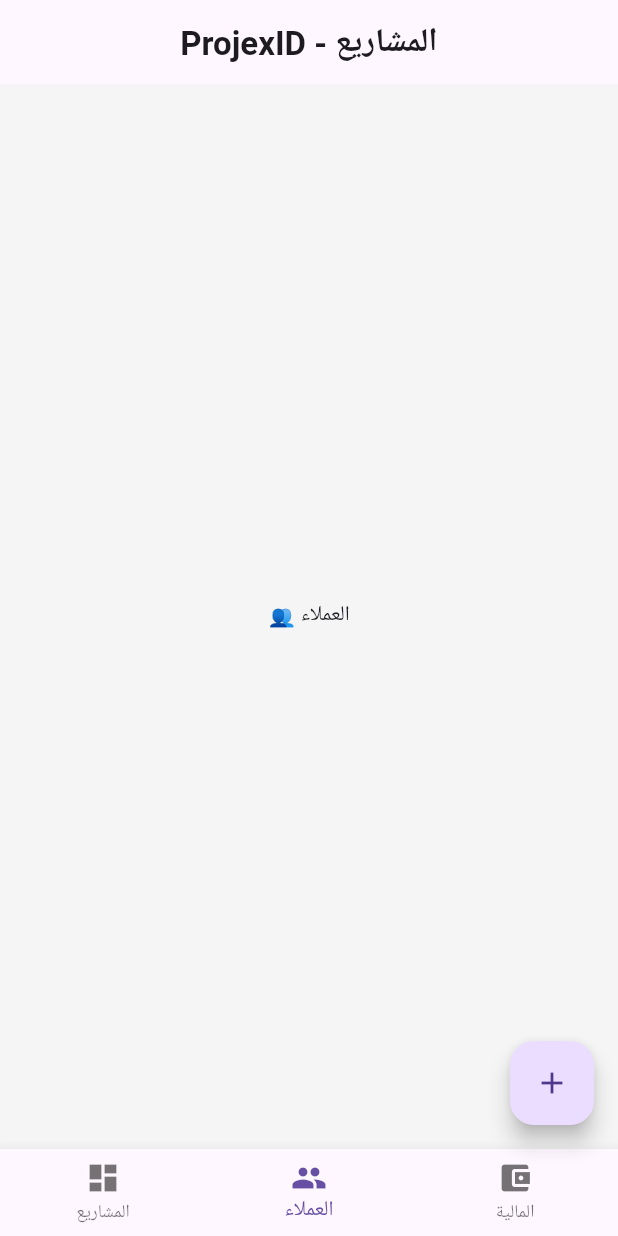
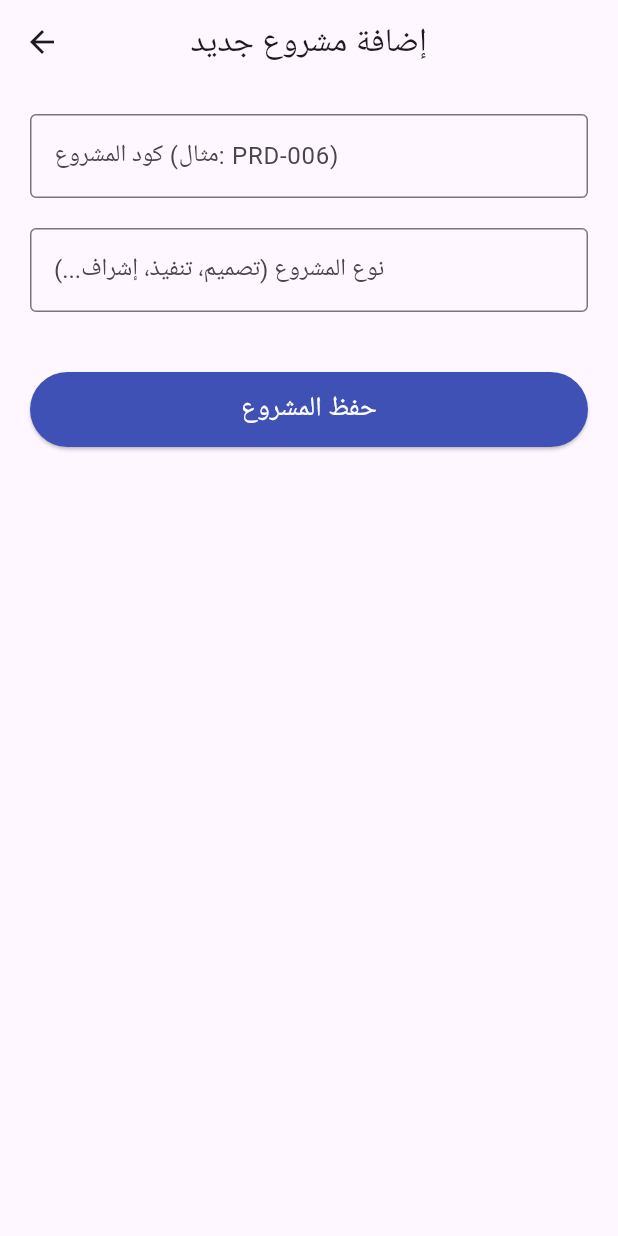
Before and after one commit to MD-Osman/muhendis, a Flutter app: the screen it shows after launch, item 2 of the bottom bar chosen, after a tap on the "add" icon, on a phone screen of 412 x 824 dp. Run offline on Flutter 3.47's test engine with Material 3 defaults, Android fonts, the phone set to English and light mode, and no system bars; network calls fail; Roboto replaces fonts that are missing (Cairo).

Commit message:
feat: add create project screen and implement POST method in API

```diff
--- /dev/null
+++ b/lib/screens/add_project_screen.dart
@@ -0,0 +1,96 @@
+import 'package:flutter/material.dart';
+import '../services/api_service.dart';
+
+class AddProjectScreen extends StatefulWidget {
+  const AddProjectScreen({super.key});
+
+  @override
+  State<AddProjectScreen> createState() => _AddProjectScreenState();
+}
+
+class _AddProjectScreenState extends State<AddProjectScreen> {
+  final ApiService apiService = ApiService();
+
+  // وحدات التحكم لقراءة النص من الحقول
+  final TextEditingController codeController = TextEditingController();
+  final TextEditingController typeController = TextEditingController();
+
+  bool isLoading = false;
+
+  void saveProject() async {
+    if (codeController.text.isEmpty || typeController.text.isEmpty) {
+      ScaffoldMessenger.of(context).showSnackBar(
+        const SnackBar(content: Text('الرجاء إدخال كود ونوع المشروع')),
+      );
+      return;
+    }
+
+    setState(() => isLoading = true);
+
+    // تجهيز البيانات لإرسالها
+    Map<String, dynamic> newProject = {
+      "project_code": codeController.text,
+      "task_type_key": typeController.text,
+      "status": "قيد الانتظار", // قيمة افتراضية
+      "progress": 0 // قيمة افتراضية للتقدم
+    };
+
+    bool success = await apiService.createProject(newProject);
+
+    setState(() => isLoading = false);
+
+    if (success) {
+      if (mounted) {
+        Navigator.pop(context, true); // إغلاق الشاشة وإرسال إشارة نجاح للشاشة السابقة
+      }
+    } else {
+      if (mounted) {
+        ScaffoldMessenger.of(context).showSnackBar(
+          const SnackBar(content: Text('فشل في إضافة المشروع! قد يكون الكود مكرراً.')),
+        );
+      }
+    }
+  }
+
+  @override
+  Widget build(BuildContext context) {
+    return Scaffold(
+      appBar: AppBar(
+        title: const Text('إضافة مشروع جديد'),
+        centerTitle: true,
+      ),
+      body: Padding(
+        padding: const EdgeInsets.all(20.0),
+        child: Column(
+          children: [
+            TextField(
+              controller: codeController,
+              decoration: const InputDecoration(
+                labelText: 'كود المشروع (مثال: PRD-006)',
+                border: OutlineInputBorder(),
+              ),
+            ),
+            const SizedBox(height: 20),
+            TextField(
+              controller: typeController,
+              decoration: const InputDecoration(
+                labelText: 'نوع المشروع (تصميم، تنفيذ، إشراف...)',
+                border: OutlineInputBorder(),
+              ),
+            ),
+            const SizedBox(height: 40),
+            SizedBox(
+              width: double.infinity,
+              height: 50,
+              child: ElevatedButton(
+                onPressed: isLoading ? null : saveProject,
+                style: ElevatedButton.styleFrom(backgroundColor: Colors.indigo),
+                child: isLoading ? const CircularProgressIndicator(color: Colors.white) : const Text('حفظ المشروع', style: TextStyle(fontSize: 18, color: Colors.white)),
+              ),
+            )
+          ],
+        ),
+      ),
+    );
+  }
+}
--- a/lib/screens/home_screen.dart
+++ b/lib/screens/home_screen.dart
@@ -2,6 +2,7 @@
 import '../models/project_model.dart';
 import '../services/api_service.dart';
 import '../widgets/project_card.dart';
+import 'add_project_screen.dart';
 
 class HomeScreen extends StatefulWidget {
   const HomeScreen({super.key});
@@ -63,10 +64,25 @@
         ],
       ),
       floatingActionButton: FloatingActionButton(
-        onPressed: () {
-          // هنا ستضيف لاحقاً زر لإضافة مشروع جديد
+        onPressed: () async {
+          // ننتظر حتى تعود الشاشة، إذا عادت بـ true نقوم بتحديث القائمة
+          final result = await Navigator.push(
+            context,
+            MaterialPageRoute(builder: (context) => const AddProjectScreen()),
+          );
+
+          if (result == true) {
+            setState(() {
+              // إعادة جلب المشاريع من السيرفر لتحديث الشاشة
+              futureProjects = apiService.fetchProjects();
+            });
+            ScaffoldMessenger.of(context).showSnackBar(
+              const SnackBar(content: Text('✅ تم إضافة المشروع بنجاح!')),
+            );
+          }
         },
-        child: const Icon(Icons.add),
+        backgroundColor: Colors.indigo,
+        child: const Icon(Icons.add, color: Colors.white),
       ),
     );
   }
```
Also changed, not shown: lib/services/api_service.dart (+25 -3 lines), 2 other files.
